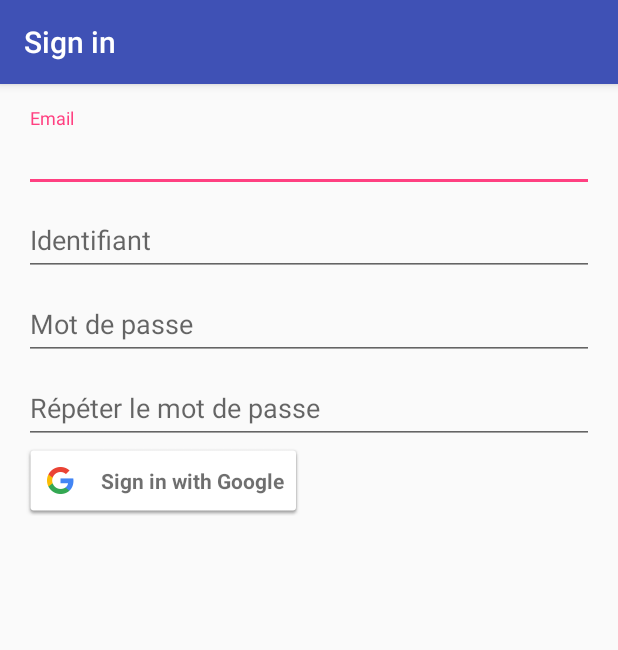
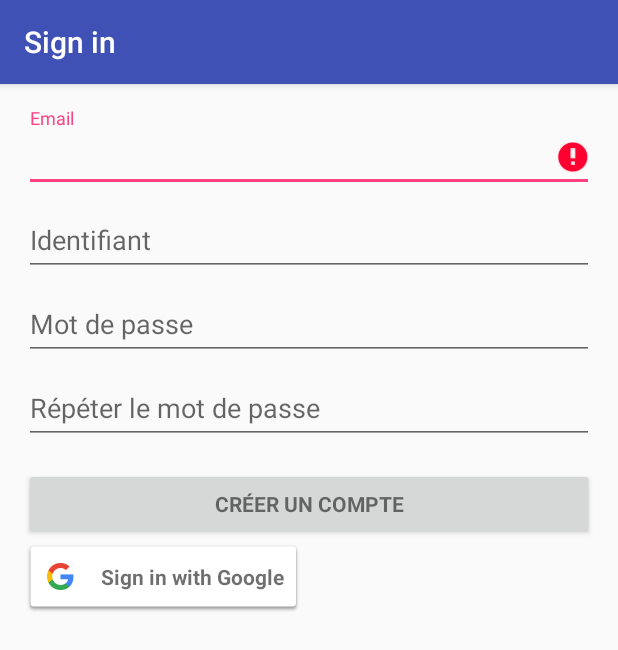
Before and after one commit to chautrom/MoodMap, an Android app: the LoginActivity screen opened directly, with no data from a screen before it, after a tap on an icon or button, on a phone screen of 412 x 824 dp. Shown: the top 650 px of the screen. Run offline under Robolectric (Android 15) with nearby library versions, the phone set to English and light mode, and no system bars; 1 other tap on this screen came first.

Commit message:
verification des champs creation de compte

```diff
--- a/app/src/main/java/com/example/mapaide/moodmap/LoginActivity.java
+++ b/app/src/main/java/com/example/mapaide/moodmap/LoginActivity.java
@@ -71,6 +71,7 @@ public class LoginActivity extends AppCompatActivity implements LoaderCallbacks<
     // UI references.
     private AutoCompleteTextView mEmailView;
     private EditText mPasswordView;
+    private EditText mSecondPasswordView;
     private View mProgressView;
     private View mLoginFormView;
     private GoogleApiClient mGoogleApiClient;
@@ -82,7 +83,7 @@ public class LoginActivity extends AppCompatActivity implements LoaderCallbacks<
         // Set up the login form.
         mEmailView = (AutoCompleteTextView) findViewById(R.id.email);
         //populateAutoComplete();
-
+        mSecondPasswordView = (EditText) findViewById(R.id.password2);
         mPasswordView = (EditText) findViewById(R.id.password);
         mPasswordView.setOnEditorActionListener(new TextView.OnEditorActionListener() {
             @Override
@@ -94,7 +95,7 @@ public class LoginActivity extends AppCompatActivity implements LoaderCallbacks<
                 return false;
             }
         });
-/*
+
         Button mEmailSignInButton = (Button) findViewById(R.id.email_sign_in_button);
         mEmailSignInButton.setOnClickListener(new OnClickListener() {
             @Override
@@ -102,7 +103,7 @@ public class LoginActivity extends AppCompatActivity implements LoaderCallbacks<
                 attemptLogin();
             }
         });
-*/
+
         mLoginFormView = findViewById(R.id.login_form);
         mProgressView = findViewById(R.id.login_progress);
 
@@ -123,10 +124,6 @@ public class LoginActivity extends AppCompatActivity implements LoaderCallbacks<
     }
 
     public void signIn(){
-        Intent signInIntent = Auth.GoogleSignInApi.getSignInIntent(mGoogleApiClient);
-        startActivityForResult(signInIntent, RC_SIGN_IN);
-    }
-    private void signIn2() {
         Intent signInIntent = Auth.GoogleSignInApi.getSignInIntent(mGoogleApiClient);
         startActivityForResult(signInIntent, RC_SIGN_IN);
     }
@@ -215,6 +212,7 @@ public class LoginActivity extends AppCompatActivity implements LoaderCallbacks<
         // Store values at the time of the login attempt.
         String email = mEmailView.getText().toString();
         String password = mPasswordView.getText().toString();
+        String secondpassword = mSecondPasswordView.getText().toString();
 
         boolean cancel = false;
         View focusView = null;
@@ -223,6 +221,13 @@ public class LoginActivity extends AppCompatActivity implements LoaderCallbacks<
         if (!TextUtils.isEmpty(password) && !isPasswordValid(password)) {
             mPasswordView.setError(getString(R.string.error_invalid_password));
             focusView = mPasswordView;
+            cancel = true;
+        }
+
+        // Check for a valid second password, if the user entered one.
+        if (!TextUtils.isEmpty(secondpassword) && !isSecondPasswordValid(secondpassword,password)) {
+            mSecondPasswordView.setError(getString(R.string.error_incorrect_second_password));
+            focusView = mSecondPasswordView;
             cancel = true;
         }
 
@@ -258,6 +263,11 @@ public class LoginActivity extends AppCompatActivity implements LoaderCallbacks<
     private boolean isPasswordValid(String password) {
         //TODO: Replace this with your own logic
         return password.length() > 4;
+    }
+
+    private boolean isSecondPasswordValid(String password, String secondPassword) {
+        //TODO: Replace this with your own logic
+        return secondPassword.equals(password);
     }
 
     /**
--- a/app/src/main/res/layout/activity_login.xml
+++ b/app/src/main/res/layout/activity_login.xml
@@ -95,7 +95,7 @@
                     android:singleLine="true" />
 
             </android.support.design.widget.TextInputLayout>
-<!--
+
             <Button
                 android:id="@+id/email_sign_in_button"
                 style="?android:textAppearanceSmall"
@@ -104,7 +104,7 @@
                 android:layout_marginTop="16dp"
                 android:text="@string/action_sign_in"
                 android:textStyle="bold" />
--->
+
             <com.google.android.gms.common.SignInButton
                 android:id="@+id/sign_in_button"
                 android:layout_width="wrap_content"
--- a/app/src/main/res/values/strings.xml
+++ b/app/src/main/res/values/strings.xml
@@ -14,10 +14,11 @@
     <string name="prompt_id">Identifiant</string>
     <string name="action_sign_in">Créer un compte</string>
     <string name="action_sign_in_short">Sign in</string>
-    <string name="error_invalid_email">This email address is invalid</string>
-    <string name="error_invalid_password">This password is too short</string>
-    <string name="error_incorrect_password">This password is incorrect</string>
-    <string name="error_field_required">This field is required</string>
+    <string name="error_invalid_email">e-mail invalide</string>
+    <string name="error_invalid_password">Mot de passe trop court (min 5 caractères)</string>
+    <string name="error_incorrect_password">Mot de passe incorrecte</string>
+    <string name="error_incorrect_second_password">Ne correspond pas au mot de passe saisi</string>
+    <string name="error_field_required">Champ obligatoire</string>
     <string name="permission_rationale">"Contacts permissions are needed for providing email
         completions."
     </string>
```
Also changed, not shown: 5 other files.
